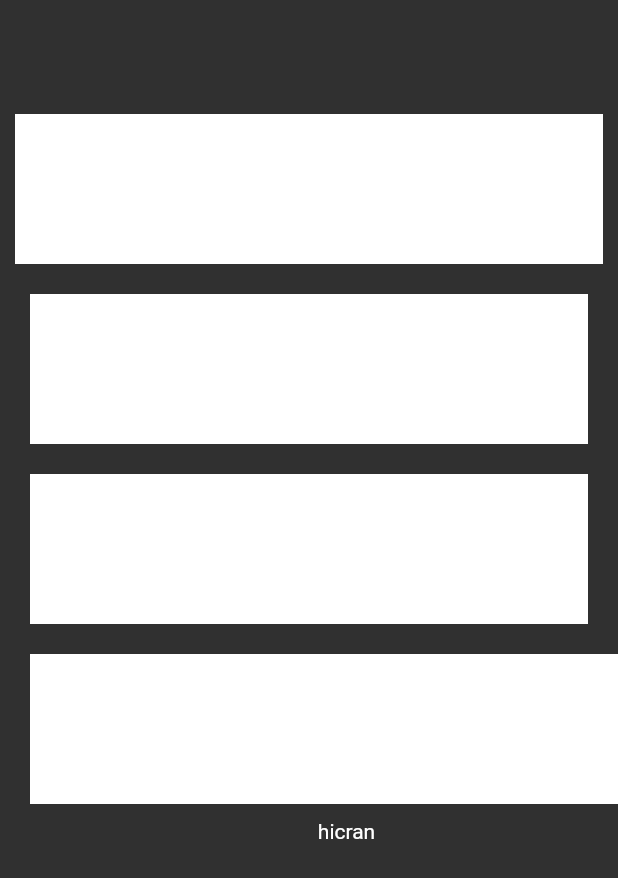
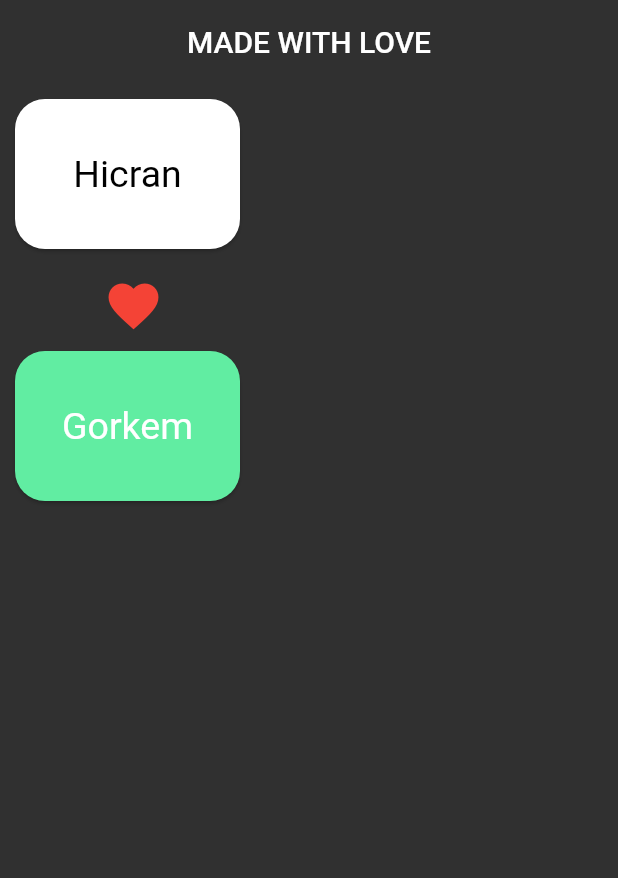
Before and after one commit to hicranfiliz/flutter_learn, a Flutter app: the screen it shows after launch, on a phone screen of 412 x 824 dp. Shown: the top 878 px of the screen. Run offline on Flutter 3.47's test engine with Material 2 defaults, Android fonts, the phone set to English and light mode, and no system bars; missing offline and left inert: dart:ffi.

Commit message:
added card properties and a private card class

```diff
--- /dev/null
+++ b/lib/101/card_learn.dart
@@ -0,0 +1,109 @@
+import 'package:flutter/material.dart';
+
+// card'in onemi ekranda bir tik onde durur.
+// one cikarma icin -> elevation kullan.
+
+class CardLearn extends StatelessWidget {
+  const CardLearn({super.key});
+
+  @override
+  Widget build(BuildContext context) {
+    return Scaffold(
+      appBar: AppBar(
+        title: const Text('MADE WITH LOVE'),
+      ),
+      body: Column(
+        children: [
+          Card(
+            //card icinde hali ahzirda margin bulundurur.
+            // padding -> icten kisitlar
+            // margin -> distan kisaltir.
+            margin: ProjectMargins.cardMargin,
+            //color: Colors.white,
+            //shape: StadiumBorder(),
+            //shape: CircleBorder(),
+            shape:
+                RoundedRectangleBorder(borderRadius: BorderRadius.circular(20)),
+
+            color: Colors.white,
+            child: const SizedBox(
+              height: 100,
+              width: 150,
+              child: Center(
+                child: Text(
+                  'Hicran',
+                  style: TextStyle(color: Colors.black, fontSize: 25),
+                ),
+              ),
+            ),
+          ),
+          IconButton(
+            onPressed: () {},
+            icon: const Icon(
+              Icons.favorite,
+              color: Colors.red,
+              size: 40,
+            ),
+          ),
+          Card(
+            //card icinde hali ahzirda margin bulundurur.
+            // padding -> icten kisitlar
+            // margin -> distan kisaltir.
+            margin: ProjectMargins.cardMargin,
+            //shape: StadiumBorder(),
+            //shape: CircleBorder(),
+            color: Theme.of(context).colorScheme.error,
+            shape:
+                RoundedRectangleBorder(borderRadius: BorderRadius.circular(20)),
+            child: const SizedBox(
+              height: 100,
+              width: 150,
+              child: Center(
+                child: Text(
+                  'Gorkem',
+                  style: TextStyle(fontSize: 25),
+                ),
+              ),
+            ),
+          ),
+          _CustomCard(
+              child: const SizedBox(
+            height: 100,
+            width: 300,
+            child: Center(
+              child: Text('Gorkem'),
+            ),
+          ))
+        ],
+      ),
+    );
+  }
+}
+
+class ProjectMargins {
+  static const cardMargin = EdgeInsets.all(10);
+  static final roundedRectangleBorder =
+      RoundedRectangleBorder(borderRadius: BorderRadius.circular(20));
+}
+
+// borders:
+// stadiumborder
+// circlebırder
+//roundedrectangleborder
+
+class _CustomCard extends StatelessWidget {
+  const _CustomCard({super.key, required this.child});
+  final Widget child;
+
+  @override
+  Widget build(BuildContext context) {
+    // eger custom card'sa sadece card icermeli. sizedbox vs olmamalı.
+    // ama disaridan widget alabilir.
+    var roundedRectangleBorder =
+        RoundedRectangleBorder(borderRadius: BorderRadius.circular(20));
+    return Card(
+      margin: ProjectMargins.cardMargin,
+      color: Colors.white,
+    );
+  }
+}
--- a/lib/main.dart
+++ b/lib/main.dart
@@ -3,10 +3,12 @@ import 'dart:ffi';
 import 'package:flutter/material.dart';
 import 'package:flutter/services.dart';
 import 'package:flutter_learn/101/app_bar.dart';
+import 'package:flutter_learn/101/card_learn.dart';
 import 'package:flutter_learn/101/color_learn.dart';
 import 'package:flutter_learn/101/icon_learn.dart';
 import 'package:flutter_learn/101/padding_learn.dart';
 import 'package:flutter_learn/101/stateless_learn.dart';
+import 'package:flutter_learn/101/text_learn_view.dart';
 
 void main() {
   runApp(const MyApp());
@@ -24,6 +26,14 @@ class MyApp extends StatelessWidget {
       // ap'teki butun appbarlarda bulunan ortak ozellikleri belirt:
       // appbar'i her zaman burada belirt.
       theme: ThemeData.dark().copyWith(
+          // butun card'lari ayni yapar.
+          cardTheme: CardTheme(
+              shape: RoundedRectangleBorder(
+                  borderRadius: BorderRadius.circular(20))),
+          // color error duplaceted and i solve that:
+          colorScheme: Theme.of(context)
+              .colorScheme
+              .copyWith(error: ColorsItems.turquaz_blue),
           iconTheme: const IconThemeData(),
           appBarTheme: const AppBarTheme(
             centerTitle: true,
@@ -31,7 +41,7 @@ class MyApp extends StatelessWidget {
             backgroundColor: Colors.transparent,
             elevation: 0,
           )),
-      home: const PaddingLearn(),
+      home: const CardLearn(),
     );
   }
 }
```
